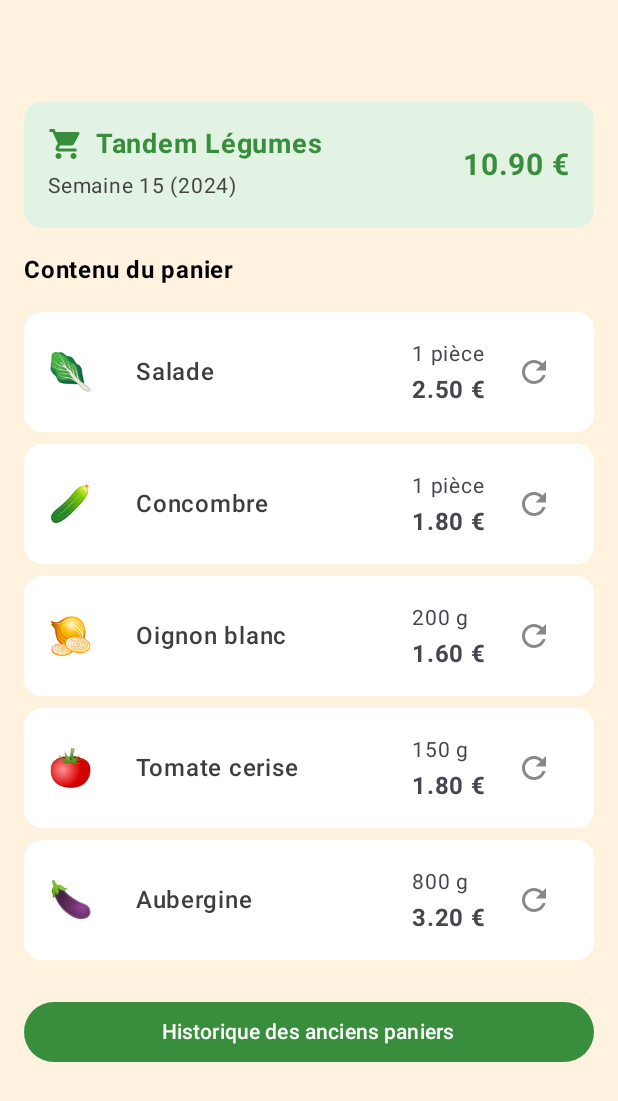
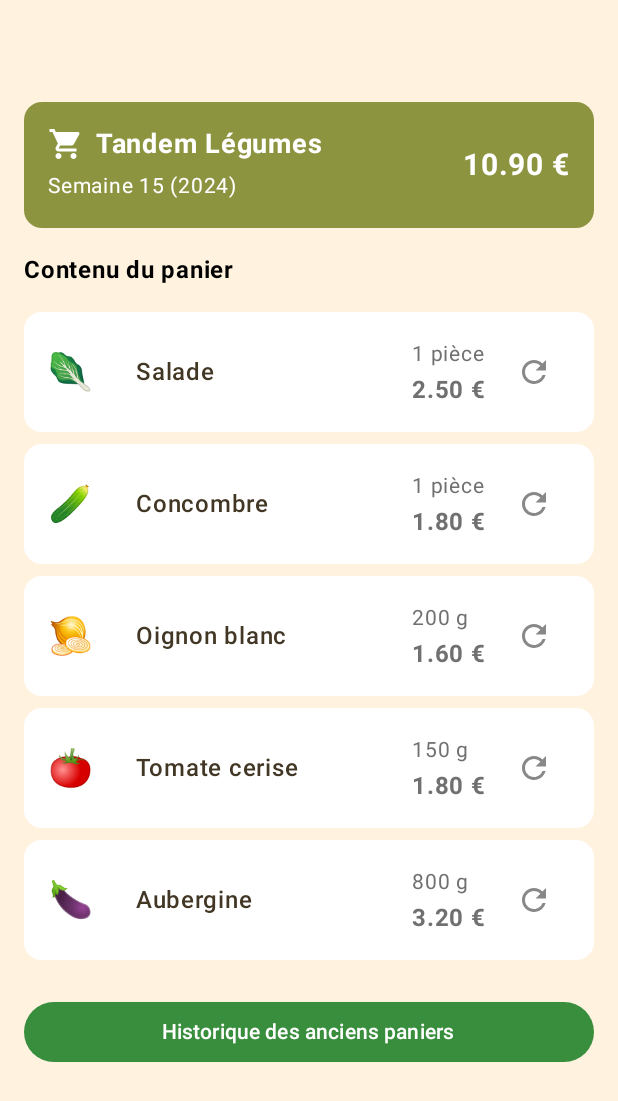
Before and after one commit to davf392/panier-local, an Android app built with Jetpack Compose: the screen it shows after launch (MainActivity), on a phone screen of 412 x 824 dp. Shown: the top 1101 px of the screen. Run offline under Robolectric (Android 15) with nearby library versions, the phone set to English and light mode, and no system bars.

Commit message:
add dark screen preview

```diff
--- a/composeApp/src/commonMain/kotlin/com/davf392/panierlocal/ui/components/BasketContentSection.kt
+++ b/composeApp/src/commonMain/kotlin/com/davf392/panierlocal/ui/components/BasketContentSection.kt
@@ -15,7 +15,6 @@ import androidx.compose.ui.Modifier
 import androidx.compose.ui.text.font.FontWeight
 import androidx.compose.ui.unit.dp
 import androidx.compose.ui.unit.sp
-import com.davf392.panierlocal.data.ExchangeItem
 import com.davf392.panierlocal.data.ProductItem
 import com.davf392.panierlocal.ui.theme.PanierLocalTheme
 import org.jetbrains.compose.ui.tooling.preview.Preview
@@ -42,7 +41,7 @@ fun BasketContentSection(
             verticalArrangement = Arrangement.spacedBy(8.dp)
         ) {
             items(items) { item ->
-                BasketSection(
+                ProductBasketSection(
                     item = item,
                     onExchangeClicked = onExchangeClicked
                 )
--- a/composeApp/src/commonMain/kotlin/com/davf392/panierlocal/ui/components/ProductItemCard.kt
+++ b/composeApp/src/commonMain/kotlin/com/davf392/panierlocal/ui/components/ProductItemCard.kt
@@ -43,7 +43,7 @@ fun ProductItemCard(
             .clickable(onClick = onClick),
         shape = RoundedCornerShape(12.dp),
         colors = CardDefaults.cardColors(
-            containerColor = Color.White
+            containerColor = MaterialTheme.colorScheme.surface
         )
     ) {
         Row(
--- a/composeApp/src/commonMain/kotlin/com/davf392/panierlocal/ui/components/WeeklyBasketSection.kt
+++ b/composeApp/src/commonMain/kotlin/com/davf392/panierlocal/ui/components/WeeklyBasketSection.kt
@@ -36,7 +36,7 @@ fun WeeklyBasketSection(
         modifier = modifier
             .fillMaxWidth()
             .clip(RoundedCornerShape(12.dp))
-            .background(Color(0xFFE2F3E4)) // Couleur de fond de l'en-tête
+            .background(MaterialTheme.colorScheme.onSecondaryContainer) // Couleur de fond de l'en-tête
             .padding(16.dp),
         verticalAlignment = Alignment.CenterVertically,
         horizontalArrangement = Arrangement.SpaceBetween
@@ -46,7 +46,7 @@ fun WeeklyBasketSection(
                 Icon(
                     imageVector = ShoppingCartIcon,
                     contentDescription = "Panier",
-                    tint = Color(0xFF388E3C),
+                    tint = MaterialTheme.colorScheme.onSecondary,
                     modifier = Modifier.size(24.dp)
                 )
                 Spacer(modifier = Modifier.width(8.dp))
@@ -54,21 +54,21 @@ fun WeeklyBasketSection(
                     text = basket?.name ?: "",
                     fontSize = 18.sp,
                     fontWeight = FontWeight.Bold,
-                    color = Color(0xFF388E3C)
+                    color = MaterialTheme.colorScheme.onSecondary
                 )
             }
             Spacer(modifier = Modifier.height(4.dp))
             Text(
                 text = "Semaine ${basket?.weekNumber} (${basket?.year})",
                 fontSize = 14.sp,
-                color = Color.DarkGray
+                color = MaterialTheme.colorScheme.onSecondary
             )
         }
         Text(
             text = basket?.displayTotalPrice ?: "0 €",
             fontSize = 20.sp,
             fontWeight = FontWeight.Bold,
-            color = Color(0xFF388E3C)
+            color = MaterialTheme.colorScheme.onSecondary
         )
     }
 }
--- a/composeApp/src/commonMain/kotlin/com/davf392/panierlocal/ui/theme/Color.kt
+++ b/composeApp/src/commonMain/kotlin/com/davf392/panierlocal/ui/theme/Color.kt
@@ -10,5 +10,13 @@ val Green40 = Color(0xFF388E3C)       // primary
 val Olive40 = Color(0xFF8D9440)       // secondary
 val Yellow40 = Color(0xFFFBC02D)      // tertiary
 
-val Brown20 = Color(0xFF5D4037)       // background or surface variant
-val Beige80 = Color(0xFFFFF3E0)       // background
+// Neutral Colors - Thème clair
+val Beige10 = Color(0xFF423725)   // Texte sur fond clair (remplace Brown20)
+val Beige95 = Color(0xFFFFF3E0)   // Fond (remplace Beige80)
+val Beige99 = Color(0xFFFFFFFF)   // Surface (remplace Color.White)
+
+// Neutral Colors - Thème sombre
+val DarkGray10 = Color(0xFF1C1C1C) // Fond de l'écran
+val DarkGray20 = Color(0xFF2C2C2C) // Surface des cartes
+val DarkGray90 = Color(0xFFE0E0E0) // Texte principal sur fond sombre
+val DarkGray80 = Color(0xFFBDBDBD) // Texte secondaire sur fond sombre
--- a/composeApp/src/commonMain/kotlin/com/davf392/panierlocal/ui/theme/Theme.kt
+++ b/composeApp/src/commonMain/kotlin/com/davf392/panierlocal/ui/theme/Theme.kt
@@ -12,21 +12,20 @@ private val LightColorScheme = lightColorScheme(
     onPrimary = Color.White,
     primaryContainer = Green80,
     onPrimaryContainer = Green40,
-
     secondary = Olive40,
     onSecondary = Color.White,
     secondaryContainer = Olive80,
     onSecondaryContainer = Olive40,
-
     tertiary = Yellow40,
     onTertiary = Color.Black,
     tertiaryContainer = Yellow80,
     onTertiaryContainer = Yellow40,
-
-    background = Beige80,
-    onBackground = Color(0xFF3E3E3E),
-    surface = Color.White,
-    onSurface = Color(0xFF3E3E3E),
+    background = Beige95,
+    onBackground = Beige10,
+    surface = Beige99, // Couleur de surface pour les Cards
+    onSurface = Beige10, // Couleur du texte sur les Cards
+    surfaceVariant = Beige95,
+    onSurfaceVariant = Color(0xFF707070),
 )
 
 private val DarkColorScheme = darkColorScheme(
@@ -34,21 +33,20 @@ private val DarkColorScheme = darkColorScheme(
     onPrimary = Green40,
     primaryContainer = Green40,
     onPrimaryContainer = Green80,
-
     secondary = Olive80,
     onSecondary = Olive40,
     secondaryContainer = Olive40,
     onSecondaryContainer = Olive80,
-
     tertiary = Yellow80,
     onTertiary = Yellow40,
     tertiaryContainer = Yellow40,
     onTertiaryContainer = Yellow80,
-
-    background = Color(0xFF1C1C1C),
-    onBackground = Color(0xFFECECEC),
-    surface = Color(0xFF2C2C2C),
-    onSurface = Color(0xFFECECEC),
+    background = DarkGray10,
+    onBackground = DarkGray90,
+    surface = DarkGray20, // Couleur de surface pour les Cards
+    onSurface = DarkGray90, // Couleur du texte principal sur les Cards
+    surfaceVariant = DarkGray20,
+    onSurfaceVariant = DarkGray80, // Couleur du texte secondaire sur les Cards
 )
 
 @Composable
```
Also changed, not shown: composeApp/src/commonMain/kotlin/com/davf392/panierlocal/ui/components/ProductBasketSection.kt (renamed from composeApp/src/commonMain/kotlin/com/davf392/panierlocal/ui/components/BasketSection.kt, +3 -9 lines), composeApp/src/commonMain/kotlin/com/davf392/panierlocal/ui/screens/BasketScreen.kt (+22 -10 lines).
